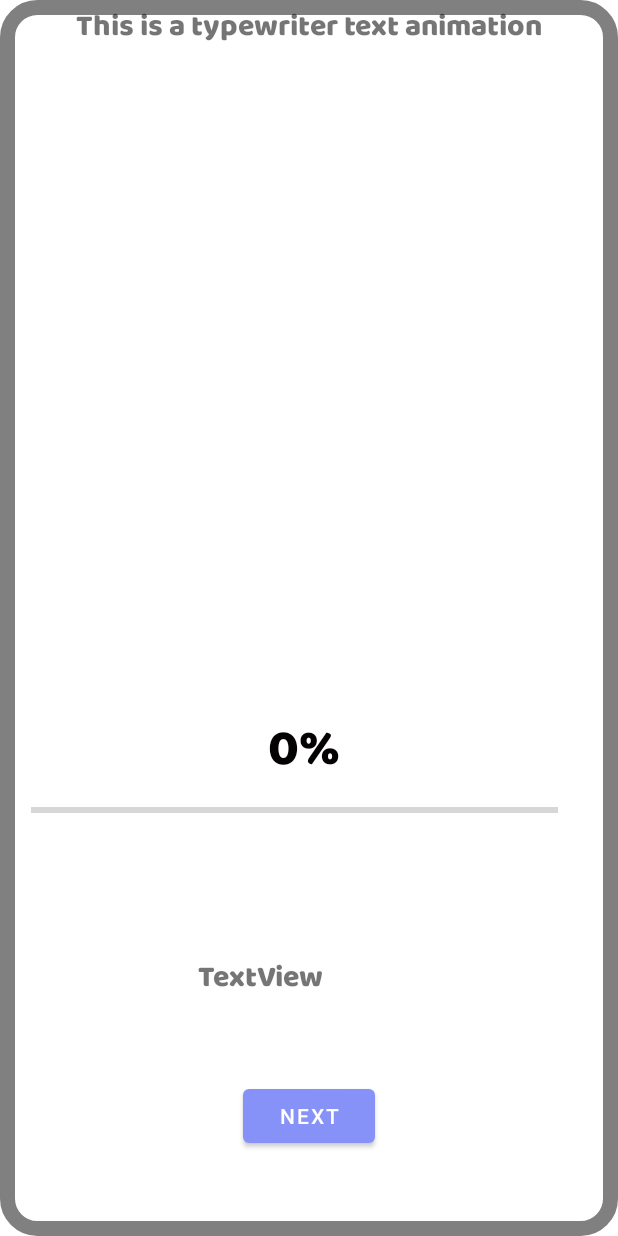
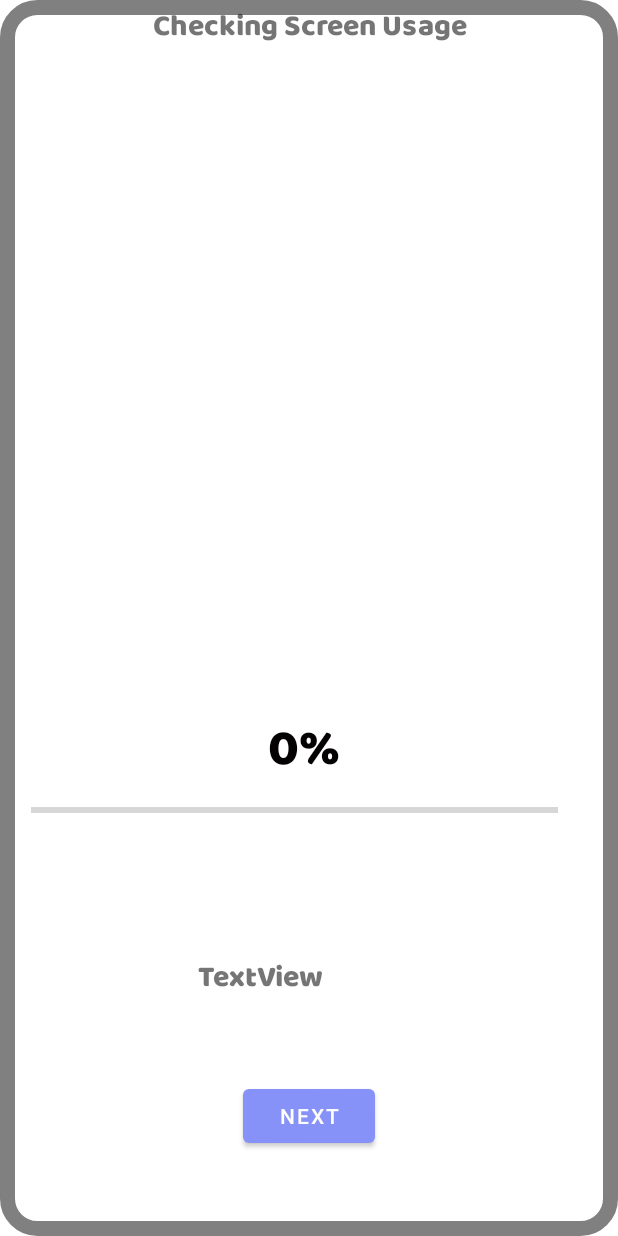
Before and after one commit to ZeroMortalZen/StressFree-App, an Android app: the layout fragment_get_screen_time.xml on its own in the app's theme, with its tools: preview values and no code run, on a phone screen of 412 x 824 dp. Run offline under Robolectric (Android 15) with nearby library versions, the phone set to English and light mode, and no system bars.

Commit message:
v0.6.3
-changed text

```diff
--- a/app/src/main/res/layout/fragment_get_screen_time.xml
+++ b/app/src/main/res/layout/fragment_get_screen_time.xml
@@ -43,7 +43,7 @@
         android:layout_alignParentTop="true"
         android:layout_centerHorizontal="true"
         android:fontFamily="@font/baloo_paaji"
-        android:text="This is a typewriter text animation"
+        android:text="Checking Screen Usage"
         android:textAlignment="center"
         android:textSize="20sp" />
 
```
